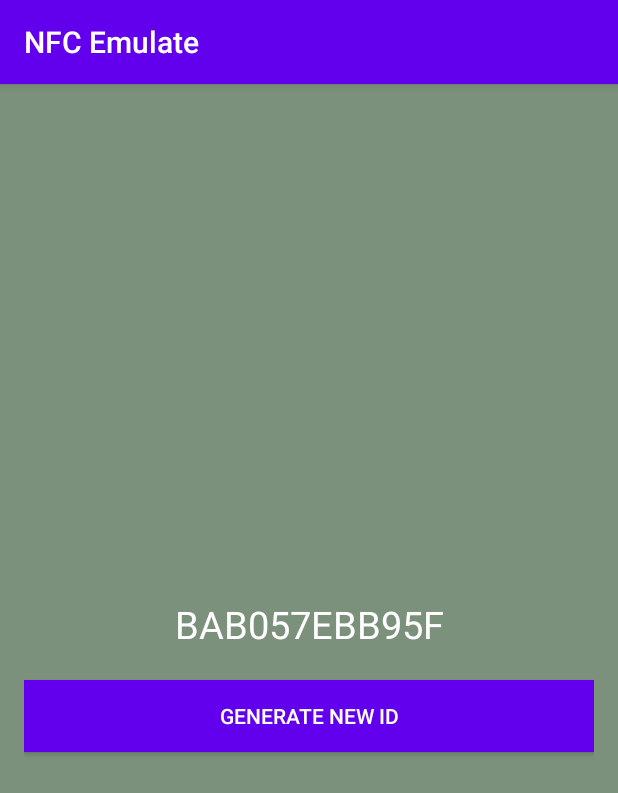
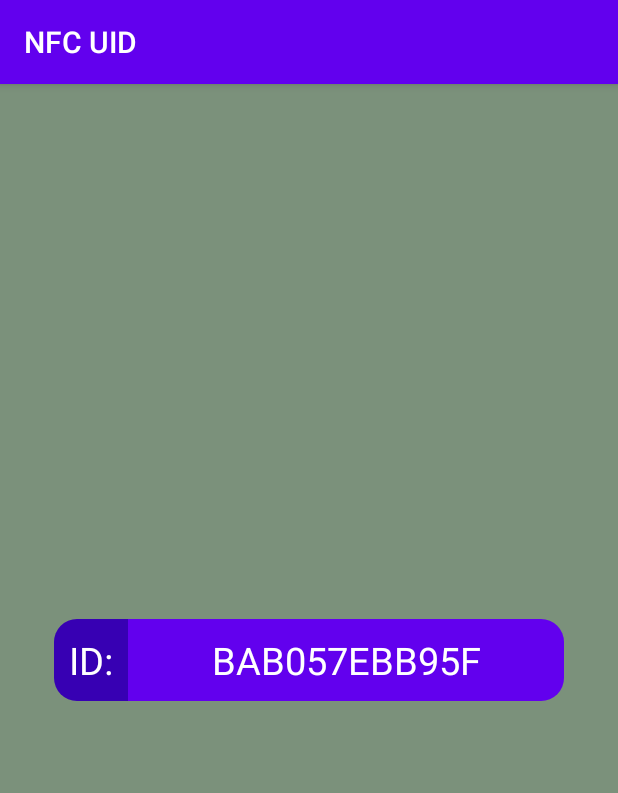
Before and after one commit to Lexycon/android-pn532-hce, an Android app: the screen it shows after launch (MainActivity), on a phone screen of 412 x 824 dp. Shown: the top 793 px of the screen. Run offline under Robolectric (Android 15) with nearby library versions, the phone set to English and light mode, and no system bars.

Commit message:
added NFC Dialog window + redesigned layout, removed generate button

```diff
--- a/android-hce-app/app/src/main/java/com/lexycon/hostcardemulation/DataStoreUtil.kt
+++ b/android-hce-app/app/src/main/java/com/lexycon/hostcardemulation/DataStoreUtil.kt
@@ -6,15 +6,9 @@ import android.content.SharedPreferences
 import java.util.*
 
 class DataStoreUtil(context: Context) {
-    companion object {
-        private val ALLOWED_CHARACTERS = "0123456789ABCDEF"
-        private val PREFS_FILENAME = "com.lexycon.hostcardemulation.prefs"
-        private var prefs: SharedPreferences? = null
-    }
-
-    init {
-        prefs = context.getSharedPreferences(PREFS_FILENAME, MODE_PRIVATE)
-    }
+    private val ALLOWED_CHARACTERS = "0123456789ABCDEF"
+    private val PREFS_FILENAME = "com.lexycon.hostcardemulation.prefs"
+    private var prefs: SharedPreferences? = context.getSharedPreferences(PREFS_FILENAME, MODE_PRIVATE)
 
     public fun getID(): String {
         var uid = prefs!!.getString("uid", null)
@@ -26,13 +20,13 @@ class DataStoreUtil(context: Context) {
         return uid;
     }
 
-    public fun saveID(uid: String) {
+    private fun saveID(uid: String) {
         val editor = prefs!!.edit()
         editor.putString("uid", uid)
         editor.apply()
     }
 
-    public fun generateID(sizeOfRandomHexString: Int = 12): String {
+    private fun generateID(sizeOfRandomHexString: Int = 12): String {
         val random = Random()
         val sb = StringBuilder(sizeOfRandomHexString)
         for (i in 0 until sizeOfRandomHexString)
--- a/android-hce-app/app/src/main/java/com/lexycon/hostcardemulation/HostCardEmulatorService.kt
+++ b/android-hce-app/app/src/main/java/com/lexycon/hostcardemulation/HostCardEmulatorService.kt
@@ -46,8 +46,9 @@ class HostCardEmulatorService: HostApduService() {
         }
 
         if (hexCommandApdu.substring(10, 24) == AID) {
-            // we wont return 90 00, we respond with our uid
+            // we wont return success 90 00, we respond with our uid
             // return ByteArrayHexUtil.hexStringToByteArray(STATUS_SUCCESS)
+
             val dataStore = DataStoreUtil(this);
             val uid = dataStore.getID();
             return ByteArrayHexUtil.hexStringToByteArray(uid)
--- a/android-hce-app/app/src/main/java/com/lexycon/hostcardemulation/MainActivity.kt
+++ b/android-hce-app/app/src/main/java/com/lexycon/hostcardemulation/MainActivity.kt
@@ -1,9 +1,7 @@
 package com.lexycon.hostcardemulation
 
-import android.content.Intent
 import android.nfc.NfcAdapter
 import android.os.Bundle
-import android.provider.Settings
 import android.widget.Toast
 import androidx.appcompat.app.AppCompatActivity
 import kotlinx.android.synthetic.main.activity_main.*
@@ -16,25 +14,21 @@ class MainActivity : AppCompatActivity() {
         setContentView(R.layout.activity_main)
 
         val dataStore = DataStoreUtil(this)
-        var uid = dataStore.getID()
-        textID.setText(uid)
-
-
-        buttonGenerate.setOnClickListener{
-            uid = dataStore.generateID()
-            dataStore.saveID(uid)
-            textID.setText(uid)
-        }
-
+        val uid = dataStore.getID()
+        textID.text = uid
 
         val nfcAdapter = NfcAdapter.getDefaultAdapter(this)
         if (nfcAdapter != null) {
             if (!nfcAdapter.isEnabled) {
-                Toast.makeText(this, R.string.nfc_deactivated, Toast.LENGTH_LONG).show()
+                NFCDialog(this).showNFCDisabled()
             }
         } else{
-            Toast.makeText(this, R.string.nfc_unsupported, Toast.LENGTH_LONG).show()
+            NFCDialog(this).showNFCUnsupported()
         }
+
+
+
+
     }
 
 }
--- /dev/null
+++ b/android-hce-app/app/src/main/java/com/lexycon/hostcardemulation/NFCDialog.kt
@@ -0,0 +1,50 @@
+package com.lexycon.hostcardemulation
+
+import android.app.AlertDialog
+import android.content.Context
+import android.content.DialogInterface
+import android.content.Intent
+import android.provider.Settings
+
+class NFCDialog(context: Context) {
+    var context: Context = context;
+    var dialogBuilder: AlertDialog.Builder = AlertDialog.Builder(context)
+
+    public fun showNFCDisabled() {
+        dialogBuilder.setMessage(R.string.nfc_disabled)
+        .setCancelable(false)
+
+        // positive button text and action
+        .setPositiveButton(R.string.dialog_yes, DialogInterface.OnClickListener {
+            dialog, id -> dialog.dismiss()
+            val intent = Intent(Settings.ACTION_NFC_SETTINGS)
+            context.startActivity(intent)
+        })
+
+        // negative button text and action
+        .setNegativeButton(R.string.dialog_no, DialogInterface.OnClickListener {
+            dialog, id -> dialog.cancel()
+        })
+
+        show();
+    }
+
+
+    public fun showNFCUnsupported() {
+        dialogBuilder.setMessage(R.string.nfc_unsupported)
+        .setCancelable(false)
+
+        // positive button text and action
+        .setPositiveButton(R.string.dialog_yes, DialogInterface.OnClickListener {
+                dialog, id -> dialog.dismiss()
+        })
+
+        show()
+    }
+
+    private fun show() {
+        val alert = dialogBuilder.create()
+        alert.setTitle("NFC")
+        alert.show()
+    }
+}
--- /dev/null
+++ b/android-hce-app/app/src/main/res/drawable/layout_label_id.xml
@@ -0,0 +1,8 @@
+<?xml version="1.0" encoding="UTF-8"?>
+<shape xmlns:android="http://schemas.android.com/apk/res/android">
+    <solid android:color="@color/colorPrimaryDark"/>
+    <padding android:left="0dp" android:top="0dp" android:right="0dp" android:bottom="0dp" />
+    <corners android:radius="15dp"
+        android:bottomRightRadius="0dp" android:bottomLeftRadius="15dp"
+        android:topLeftRadius="15dp" android:topRightRadius="0dp"/>
+</shape>
--- /dev/null
+++ b/android-hce-app/app/src/main/res/drawable/layout_text_id.xml
@@ -0,0 +1,8 @@
+<?xml version="1.0" encoding="UTF-8"?>
+<shape xmlns:android="http://schemas.android.com/apk/res/android">
+    <solid android:color="@color/colorPrimary"/>
+    <padding android:left="0dp" android:top="0dp" android:right="0dp" android:bottom="0dp" />
+    <corners android:radius="15dp"
+        android:bottomRightRadius="15dp" android:bottomLeftRadius="0dp"
+        android:topLeftRadius="0dp" android:topRightRadius="15dp"/>
+</shape>
--- a/android-hce-app/app/src/main/res/layout/activity_main.xml
+++ b/android-hce-app/app/src/main/res/layout/activity_main.xml
@@ -16,24 +16,35 @@
         android:layout_height="match_parent"
         android:gravity="center"
         android:orientation="vertical">
+        <LinearLayout
+            android:layout_width="match_parent"
+            android:layout_height="match_parent"
+            android:gravity="center"
+            android:orientation="horizontal">
 
+            <TextView
+                android:textColor="#fff"
+                android:background="@drawable/layout_label_id"
+                android:text="@string/id_label"
+                android:id="@+id/labelID"
+                android:textSize="25sp"
+                android:padding="10dp"
+                android:layout_marginStart="20dp"
+                android:gravity="center"
+                android:layout_width="wrap_content"
+                android:layout_height="wrap_content"
+                />
         <TextView
             android:textColor="#fff"
+            android:background="@drawable/layout_text_id"
             android:id="@+id/textID"
             android:textSize="25sp"
-            android:layout_margin="20dp"
+            android:padding="10dp"
+            android:layout_marginEnd="20dp"
+            android:gravity="center"
             android:layout_width="match_parent"
-            android:layout_height="wrap_content"
-            android:gravity="center"
-            android:text="" />
-
-        <Button
-            android:textColor="#fff"
-            android:background="@color/colorPrimary"
-            android:id="@+id/buttonGenerate"
-            android:layout_width="match_parent"
-            android:layout_height="wrap_content"
-            android:text="@string/button_generate" />
+            android:layout_height="wrap_content" />
+    </LinearLayout>
     </LinearLayout>
 
 </LinearLayout>
--- a/android-hce-app/app/src/main/res/values/strings.xml
+++ b/android-hce-app/app/src/main/res/values/strings.xml
@@ -1,8 +1,10 @@
 <resources>
-    <string name="app_name" translatable="false">NFC Emulate</string>
+    <string name="app_name" translatable="false">NFC UID</string>
     <string name="servicedesc" translatable="false">Description</string>
     <string name="aiddescription" translatable="false">AID Description</string>
-    <string name="button_generate">Generate new ID</string>
+    <string name="id_label" translatable="false">ID:</string>
+    <string name="nfc_disabled">NFC is disabled. Do you want to enable it?</string>
+    <string name="dialog_yes">Yes</string>
+    <string name="dialog_no">No</string>
     <string name="nfc_unsupported">Device does not support NFC? :-(</string>
-    <string name="nfc_deactivated">Don\'t forget to activate NFC!</string>
 </resources>
```
Also changed, not shown: 1 other file.
